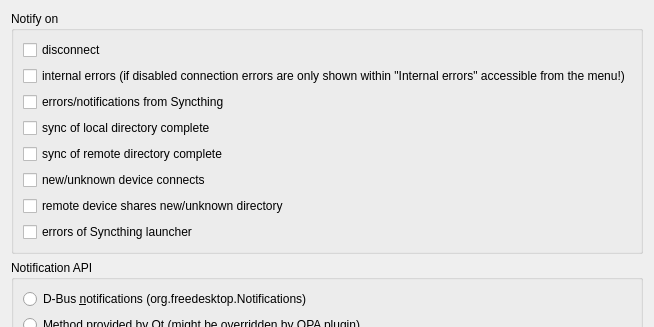
This is syncthingwidgets/settings/notificationsoptionpage.ui in Martchus/syncthingtray as Qt 5 draws it before an edit; both pictures show x 0 to 654 and y 0 to 327 of the 654 by 516 pixel window. The edited form follows.
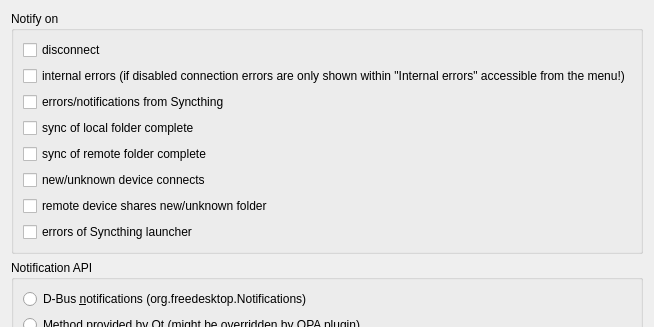
This is the edited form. Icons and pictures are not drawn.

Commit message: Change Directory to Folder in user-facing strings

The edit to the form file:
```diff
--- a/syncthingwidgets/settings/notificationsoptionpage.ui
+++ b/syncthingwidgets/settings/notificationsoptionpage.ui
@@ -40,14 +40,14 @@
       <item>
        <widget class="QCheckBox" name="notifyOnLocalSyncCompleteCheckBox">
         <property name="text">
-         <string>sync of local directory complete</string>
+         <string>sync of local folder complete</string>
         </property>
        </widget>
       </item>
       <item>
        <widget class="QCheckBox" name="notifyOnRemoteSyncCompleteCheckBox">
         <property name="text">
-         <string>sync of remote directory complete</string>
+         <string>sync of remote folder complete</string>
         </property>
        </widget>
       </item>
@@ -61,7 +61,7 @@
       <item>
        <widget class="QCheckBox" name="notifyOnNewDirSharedCheckBox">
         <property name="text">
-         <string>remote device shares new/unknown directory</string>
+         <string>remote device shares new/unknown folder</string>
         </property>
        </widget>
       </item>
```
The commit also changes 49 other files.
